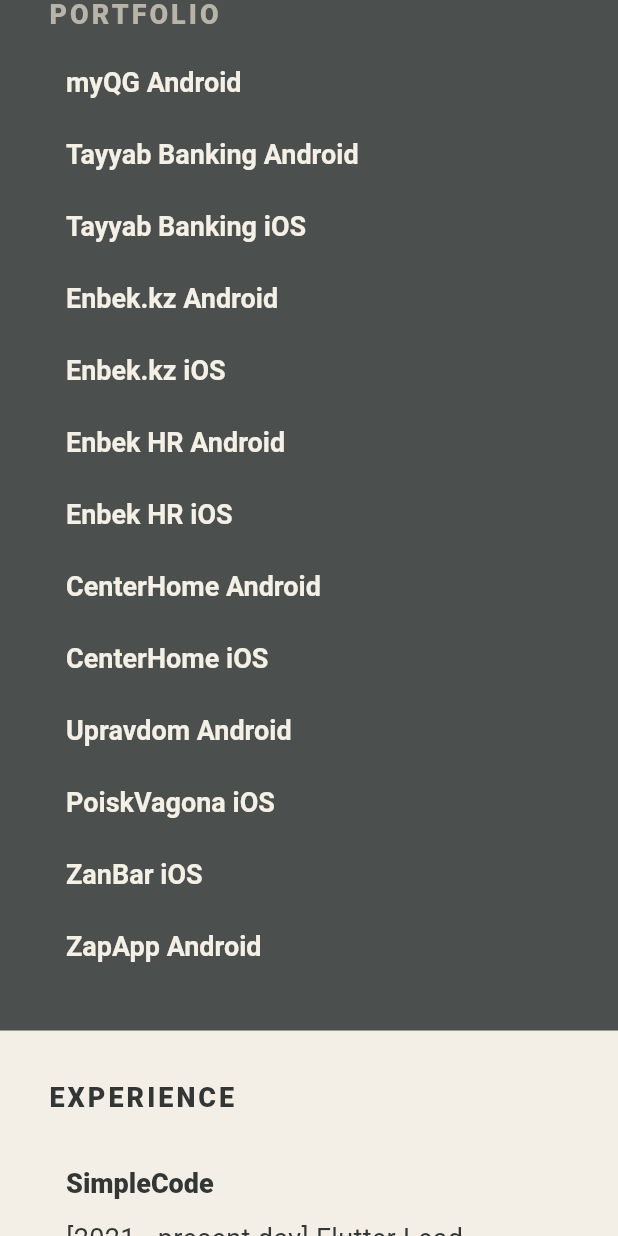
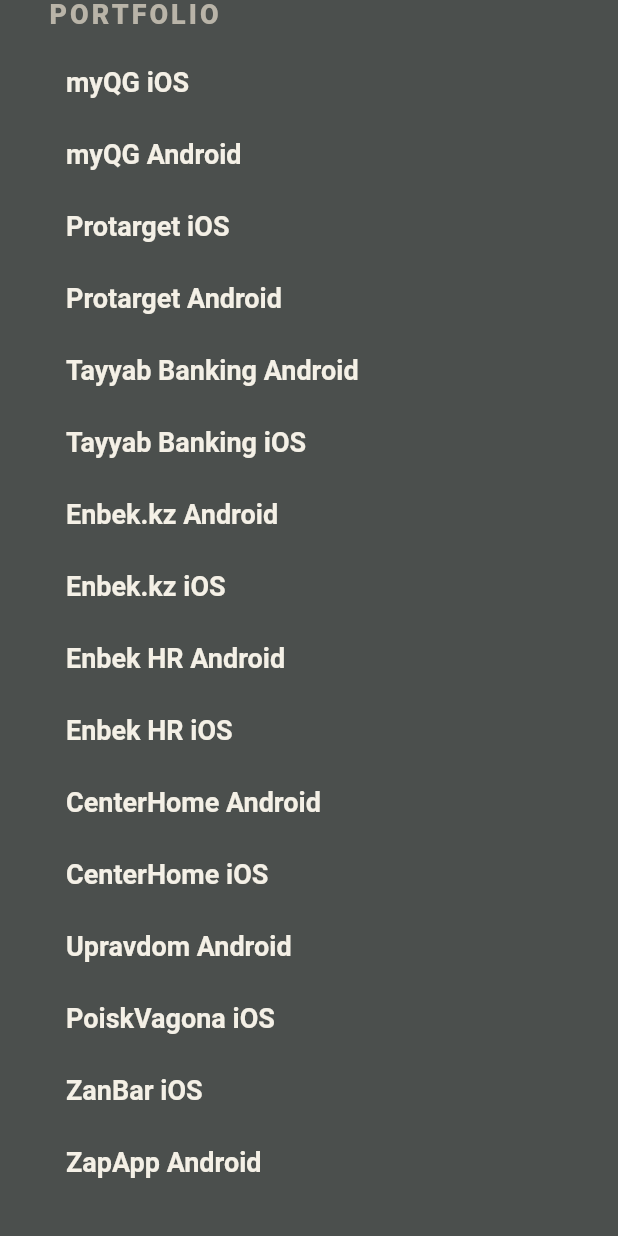
Before and after one commit to intraector/intraector.github.io, a Flutter app: the screen it shows after launch, scrolled down 1152 dp, on a phone screen of 412 x 824 dp. Run offline on Flutter 3.47's test engine with Material 3 defaults, Android fonts, the phone set to English and light mode, and no system bars.

Commit message:
Update analysis options and About Me widget with new links and formatting adjustments

```diff
--- a/lib/src/widgets/about_me.dart
+++ b/lib/src/widgets/about_me.dart
@@ -12,7 +12,10 @@
   final BoxConstraints? constraints;
 
   Map<String, String> get portfolio => const {
+        'myQG iOS': 'https://apps.apple.com/app/myqg/id6566190317',
         'myQG Android': 'https://play.google.com/store/apps/details?id=kz.qazaqgaz.mygq',
+        'Protarget iOS': 'https://apps.apple.com/app/pro-target/id6736693468',
+        'Protarget Android': 'https://play.google.com/store/apps/details?id=kz.protarget.protarget',
         'Tayyab Banking Android': 'https://play.google.com/store/apps/details?id=co.tayyab.app&gl=kz',
         'Tayyab Banking iOS': 'https://apps.apple.com/tr/app/tayyab/id6446256809',
         'Enbek.kz Android': 'https://play.google.com/store/apps/details?id=kz.enbek.emobi&gl=kz',
@@ -47,38 +50,6 @@
             ),
           ),
           const SizedBox(height: 8),
-          RichText(
-            text: TextSpan(
-              text: 'Telegram:',
-              style: AppStyles.s18.copyWith(
-                color: AppColors.shade1,
-              ),
-              children: [
-                WidgetSpan(
-                  alignment: PlaceholderAlignment.middle,
-                  child: TextButton(
-                    onPressed: () {
-                      launchUrl(
-                        Uri.parse('https://t.me/intraector'),
-                      );
-                    },
-                    child: Text(
-                      '@intraector',
-                      style: AppStyles.s18.copyWith(
-                        color: AppColors.shade1,
-                      ),
-                    ),
-                  ),
-                ),
-                const WidgetSpan(
-                  alignment: PlaceholderAlignment.middle,
-                  child: CopyButton(
-                    text: 'intraector',
-                  ),
-                ),
-              ],
-            ),
-          ),
           RichText(
             text: TextSpan(
               text: 'Email:',
@@ -128,6 +99,38 @@
                     },
                     child: Text(
                       'intraector',
+                      style: AppStyles.s18.copyWith(
+                        color: AppColors.shade1,
+                      ),
+                    ),
+                  ),
+                ),
+                const WidgetSpan(
+                  alignment: PlaceholderAlignment.middle,
+                  child: CopyButton(
+                    text: 'intraector',
+                  ),
+                ),
+              ],
+            ),
+          ),
+          RichText(
+            text: TextSpan(
+              text: 'Telegram:',
+              style: AppStyles.s18.copyWith(
+                color: AppColors.shade1,
+              ),
+              children: [
+                WidgetSpan(
+                  alignment: PlaceholderAlignment.middle,
+                  child: TextButton(
+                    onPressed: () {
+                      launchUrl(
+                        Uri.parse('https://t.me/intraector'),
+                      );
+                    },
+                    child: Text(
+                      '@intraector',
                       style: AppStyles.s18.copyWith(
                         color: AppColors.shade1,
                       ),
```
Also changed, not shown: analysis_options.yaml (+8 -5 lines), pubspec.yaml (+4 -4 lines).
